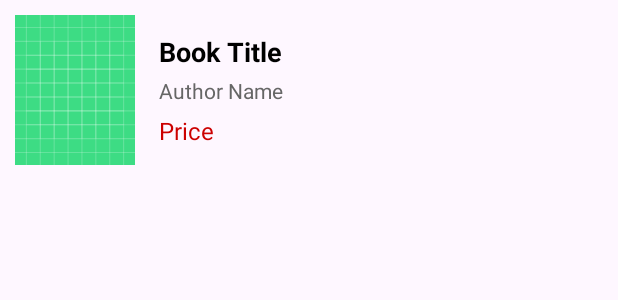
After one commit to Monmunmun/CSE441_PROJECT, an Android app: the layout main_item.xml on its own in the app's theme, with its tools: preview values and no code run, on a phone screen of 412 x 824 dp. The commit adds this screen. Shown: the top 300 px of the screen. Run offline under Robolectric (Android 15) with nearby library versions, the phone set to English and light mode, and no system bars.

Commit message:
BookUser

```diff
--- a/CSE_PROJECT/app/build.gradle.kts
+++ b/CSE_PROJECT/app/build.gradle.kts
@@ -1,5 +1,7 @@
 plugins {
     alias(libs.plugins.android.application)
+
+    id("com.google.gms.google-services")
 }
 
 android {
@@ -32,11 +34,13 @@ android {
 }
 
 dependencies {
-
+    implementation(platform("com.google.firebase:firebase-bom:33.4.0"))
+    implementation("com.google.firebase:firebase-analytics")
     implementation(libs.appcompat)
     implementation(libs.material)
     implementation(libs.activity)
     implementation(libs.constraintlayout)
+    implementation(libs.firebase.database)
     testImplementation(libs.junit)
     androidTestImplementation(libs.ext.junit)
     androidTestImplementation(libs.espresso.core)
--- a/CSE_PROJECT/app/src/main/AndroidManifest.xml
+++ b/CSE_PROJECT/app/src/main/AndroidManifest.xml
@@ -1,7 +1,7 @@
 <?xml version="1.0" encoding="utf-8"?>
 <manifest xmlns:android="http://schemas.android.com/apk/res/android"
     xmlns:tools="http://schemas.android.com/tools">
-
+    <uses-permission android:name="android.permission.INTERNET"></uses-permission>
     <application
         android:allowBackup="true"
         android:dataExtractionRules="@xml/data_extraction_rules"
--- a/CSE_PROJECT/app/src/main/res/layout/activity_main.xml
+++ b/CSE_PROJECT/app/src/main/res/layout/activity_main.xml
@@ -72,7 +72,7 @@
                     android:id="@+id/book_image1"
                     android:layout_width="100dp"
                     android:layout_height="150dp"
-                    android:src="@drawable/book1"
+                    android:src="@drawable/book3"
                     android:scaleType="fitXY" />
 
                 <TextView
@@ -141,7 +141,7 @@
                     android:id="@+id/book_title3"
                     android:layout_width="wrap_content"
                     android:layout_height="wrap_content"
-                    android:text="Nguồn gốc bệnh dịch..."
+                    android:text="Nguồn gốc bệnh ..."
                     android:textSize="14sp"
                     android:maxLines="1" />
 
--- /dev/null
+++ b/CSE_PROJECT/app/src/main/res/layout/main_item.xml
@@ -0,0 +1,58 @@
+<?xml version="1.0" encoding="utf-8"?>
+<?xml version="1.0" encoding="utf-8"?>
+<LinearLayout xmlns:android="http://schemas.android.com/apk/res/android"
+    android:layout_width="match_parent"
+    android:layout_height="wrap_content"
+    android:orientation="horizontal"
+    android:padding="10dp"
+    android:gravity="center_vertical">
+
+    <!-- Hình ảnh sách -->
+    <ImageView
+        android:id="@+id/img1"
+        android:layout_width="80dp"
+        android:layout_height="100dp"
+        android:layout_marginRight="16dp"
+        android:scaleType="centerCrop"
+        android:src="@drawable/ic_launcher_background" />
+
+
+    <LinearLayout
+        android:layout_width="0dp"
+        android:layout_height="wrap_content"
+        android:layout_weight="1"
+        android:orientation="vertical">
+
+
+        <TextView
+            android:id="@+id/title1"
+            android:layout_width="wrap_content"
+            android:layout_height="wrap_content"
+            android:text="Book Title"
+            android:textSize="18sp"
+            android:textStyle="bold"
+            android:textColor="#000"
+            android:maxLines="2"
+            android:ellipsize="end"/>
+
+
+        <TextView
+            android:id="@+id/author1"
+            android:layout_width="wrap_content"
+            android:layout_height="wrap_content"
+            android:text="Author Name"
+            android:textSize="14sp"
+            android:textColor="#666"
+            android:layout_marginTop="4dp"/>
+
+        <TextView
+            android:id="@+id/price1"
+            android:layout_width="wrap_content"
+            android:layout_height="wrap_content"
+            android:text="Price"
+            android:textSize="16sp"
+            android:textColor="@android:color/holo_red_dark"
+            android:layout_marginTop="6dp"/>
+
+    </LinearLayout>
+</LinearLayout>
--- a/CSE_PROJECT/build.gradle.kts
+++ b/CSE_PROJECT/build.gradle.kts
@@ -1,4 +1,5 @@
 // Top-level build file where you can add configuration options common to all sub-projects/modules.
 plugins {
     alias(libs.plugins.android.application) apply false
+    id("com.google.gms.google-services") version "4.4.2" apply false
 }
--- a/CSE_PROJECT/gradle/libs.versions.toml
+++ b/CSE_PROJECT/gradle/libs.versions.toml
@@ -7,6 +7,7 @@ appcompat = "1.7.0"
 material = "1.12.0"
 activity = "1.9.2"
 constraintlayout = "2.1.4"
+firebaseDatabase = "21.0.0"
 
 [libraries]
 junit = { group = "junit", name = "junit", version.ref = "junit" }
@@ -16,6 +17,7 @@ appcompat = { group = "androidx.appcompat", name = "appcompat", version.ref = "a
 material = { group = "com.google.android.material", name = "material", version.ref = "material" }
 activity = { group = "androidx.activity", name = "activity", version.ref = "activity" }
 constraintlayout = { group = "androidx.constraintlayout", name = "constraintlayout", version.ref = "constraintlayout" }
+firebase-database = { group = "com.google.firebase", name = "firebase-database", version.ref = "firebaseDatabase" }
 
 [plugins]
 android-application = { id = "com.android.application", version.ref = "agp" }
```
Also changed, not shown: CSE_PROJECT/app/src/main/java/com/example/cse_project/Books.java (added, +68 -0 lines), CSE_PROJECT/app/src/main/java/com/example/cse_project/MainActivity.java (+7 -7 lines), CSE_PROJECT/app/src/main/java/com/example/cse_project/Users.java (added, +82 -0 lines), CSE_PROJECT/app/src/main/res/layout/activity_main2.xml (added, +17 -0 lines), 1 other file.
